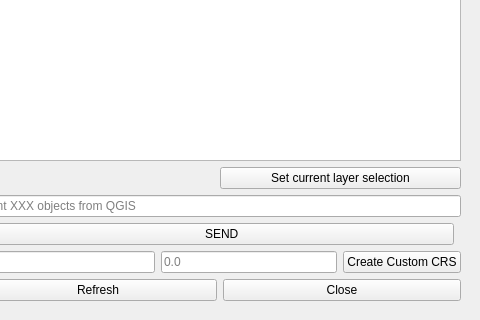
Old version of the form ui/speckle_qgis_dialog_base.ui in the repository specklesystems/speckle-qgis; both pictures show x 95 to 575 and y 331 to 651 of the 575 by 651 pixel window.
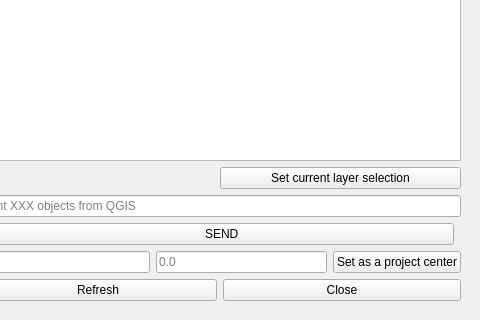
New version of the form.

Commit message: custom CRS button renamed

Diff of the .ui file:
```diff
--- a/ui/speckle_qgis_dialog_base.ui
+++ b/ui/speckle_qgis_dialog_base.ui
@@ -263,7 +263,7 @@
                   <bool>true</bool>
                 </property>
                 <property name="text">
-                  <string>Create Custom CRS</string>
+                  <string>Set as a project center</string>
                 </property>
               </widget>
             </item>
```
